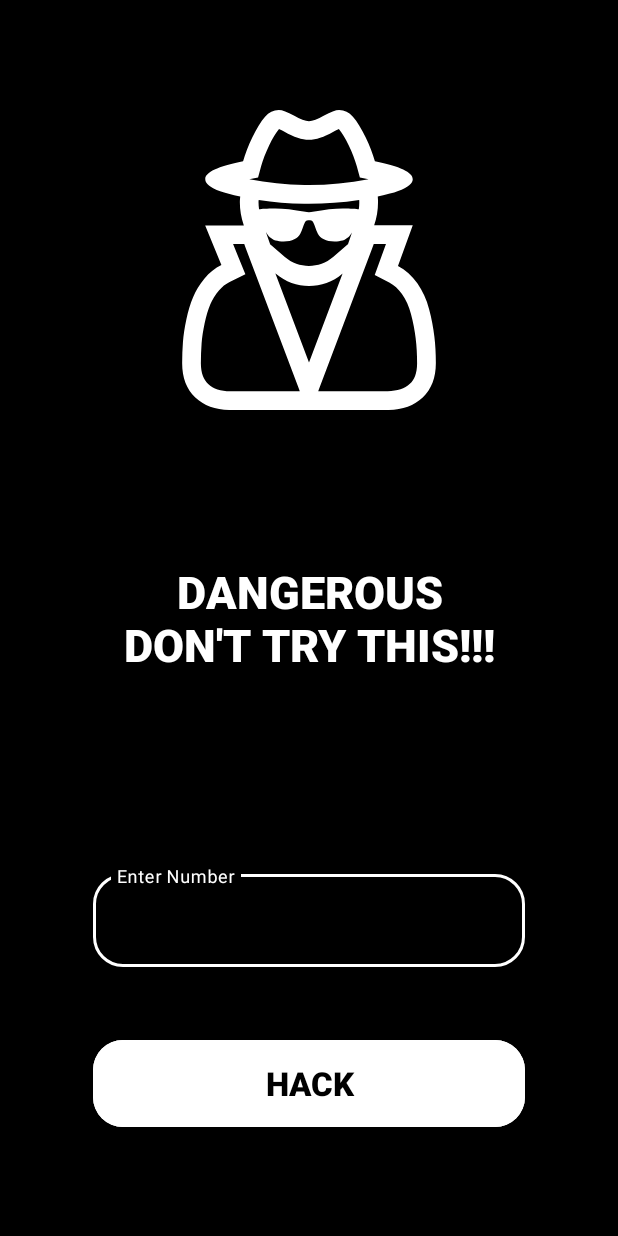
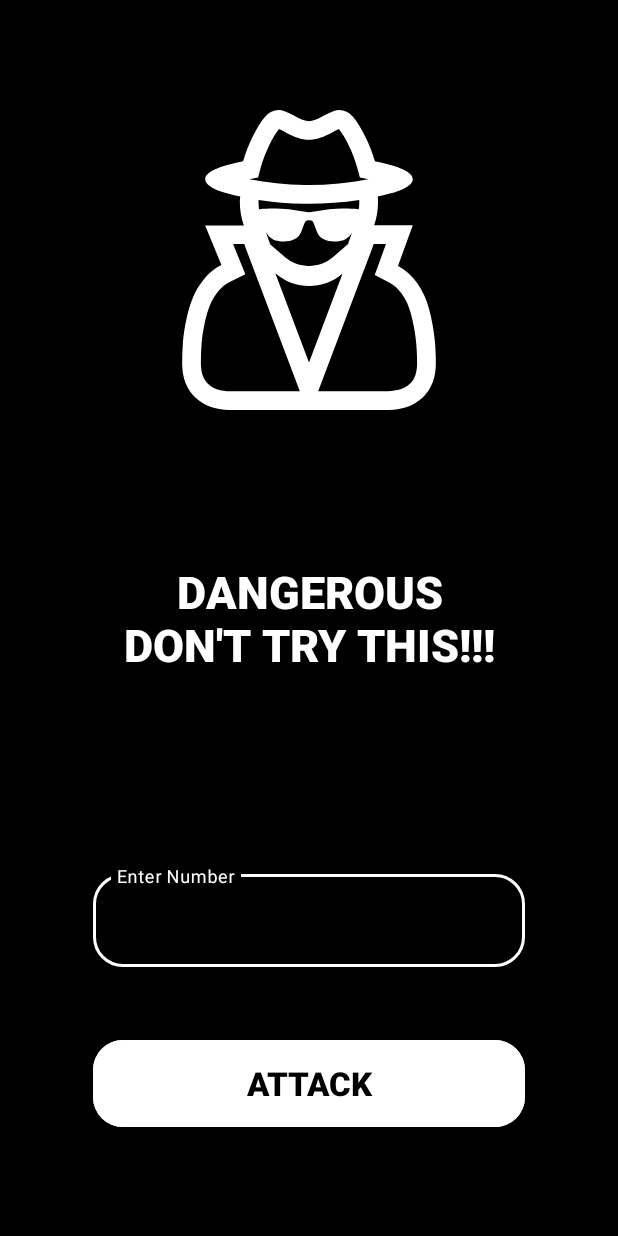
Before and after one commit to lionche/KillNet, an Android app: the screen it shows after launch (MainActivity), on a phone screen of 412 x 824 dp. Run offline under Robolectric (Android 15) with nearby library versions, the phone set to English and light mode, and no system bars; libraries missing offline, so code that uses them is left out: com.blankj.utilcode; 2 statements that could not run were skipped.

Commit message:
修改文案

```diff
--- a/app/src/main/res/layout/activity_main.xml
+++ b/app/src/main/res/layout/activity_main.xml
@@ -63,7 +63,7 @@
             android:layout_gravity="center"
             android:backgroundTint="@color/white"
             android:fontFamily="sans-serif-medium"
-            android:text="HACK"
+            android:text="@string/attack"
             android:textAppearance="@style/TextAppearance.AppCompat.Large"
             android:textColor="@color/black"
             android:textStyle="bold"
@@ -123,10 +123,10 @@
         android:textStyle="bold"
         android:typeface="monospace"
         android:gravity="center"
-        android:text="DANGEROUS\nDON'T TRY THIS!!!"
+        android:text="@string/Slogin"
         android:textAppearance="@style/TextAppearance.AppCompat.Body1"
         android:textColor="@color/white"
-        android:textSize="30dp"
+        android:textSize="30sp"
         app:layout_constraintBottom_toTopOf="@+id/guideline6"
         app:layout_constraintEnd_toStartOf="@+id/guideline5"
         app:layout_constraintStart_toStartOf="@+id/guideline4"
--- a/app/src/main/res/values/strings.xml
+++ b/app/src/main/res/values/strings.xml
@@ -1,4 +1,6 @@
 <resources>
-    <string name="app_name">蘑菇杀手</string>
+    <string name="app_name">Skeleton killer</string>
     <string name="name_hint">Enter Number</string>
+    <string name="Slogin">DANGEROUS\nDON\'T TRY THIS!!!</string>
+    <string name="attack">ATTACK</string>
 </resources>
```
